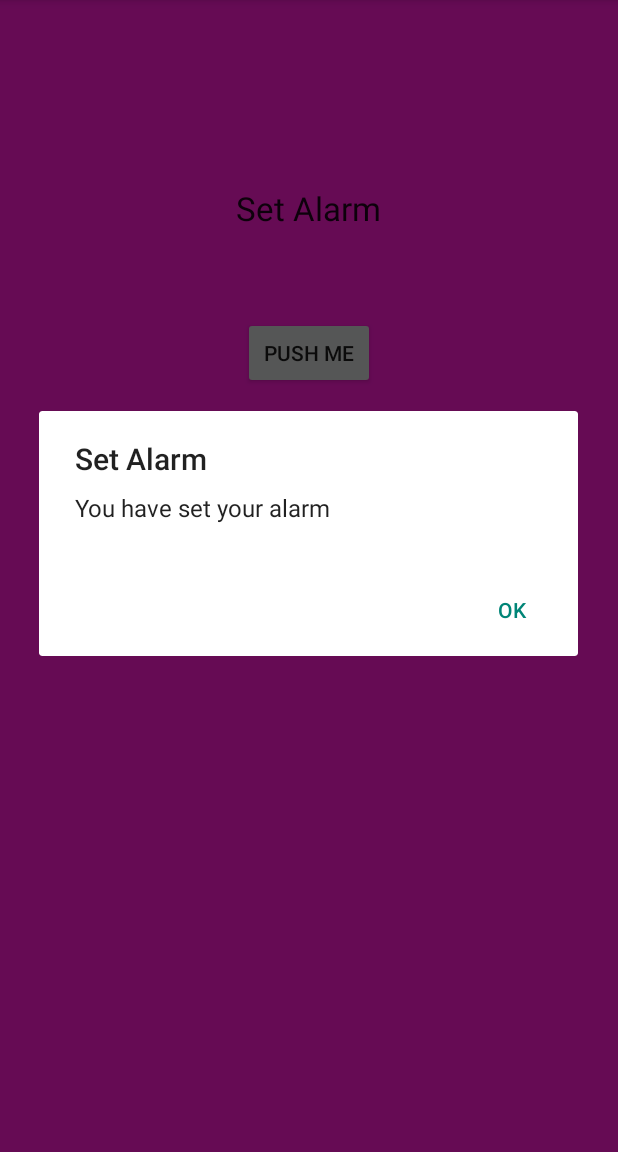
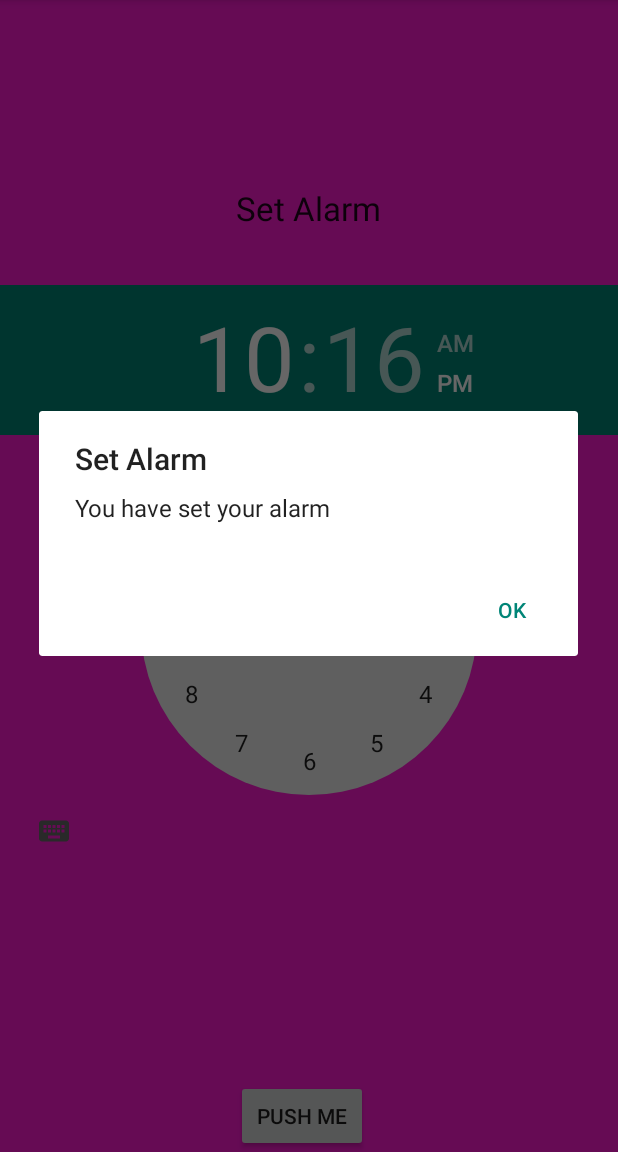
Before and after one commit to narciszait/SmartAlarmDroid, an Android app: the screen it shows after launch (MainActivity), after a tap on "PUSH ME", on a phone screen of 412 x 824 dp, the part 84-1236 px from its top. Run offline under Robolectric (Android 15) with nearby library versions, the phone set to English and light mode, and no system bars; 2 statements that could not run were skipped.

Commit message:
Time picker added to setalarm_layout

```diff
--- a/app/src/main/AndroidManifest.xml
+++ b/app/src/main/AndroidManifest.xml
@@ -1,6 +1,7 @@
 <?xml version="1.0" encoding="utf-8"?>
 <manifest xmlns:android="http://schemas.android.com/apk/res/android"
     package="com.example.narcis.twopages" >
+    <uses-permission android:name="android.permission.WAKE_LOCK" />
 
     <application
         android:allowBackup="true"
--- a/app/src/main/res/layout/setalarm_layout.xml
+++ b/app/src/main/res/layout/setalarm_layout.xml
@@ -13,12 +13,28 @@
         android:layout_centerHorizontal="true"
         android:layout_marginTop="124dp" />
 
+    <!--<TimePicker-->
+        <!--android:layout_width="wrap_content"-->
+        <!--android:layout_height="wrap_content"-->
+        <!--android:id="@+id/alarmTimePicker"-->
+         <!--/>-->
+    <!--android:layout_alignParentTop="true"-->
+
+
     <Button
         android:layout_width="wrap_content"
         android:layout_height="wrap_content"
         android:text="Push me"
         android:id="@+id/button"
-        android:layout_below="@+id/textView"
-        android:layout_centerHorizontal="true"
-        android:layout_marginTop="58dp" />
+        android:layout_alignParentBottom="true"
+        android:layout_alignLeft="@+id/textView"
+        android:layout_alignStart="@+id/textView" />
+
+    <TimePicker
+        android:layout_width="wrap_content"
+        android:layout_height="wrap_content"
+        android:id="@+id/timePicker"
+        android:layout_centerVertical="true"
+        android:layout_centerHorizontal="true" />
+
 </RelativeLayout>
```
Also changed, not shown: 1 other file.
